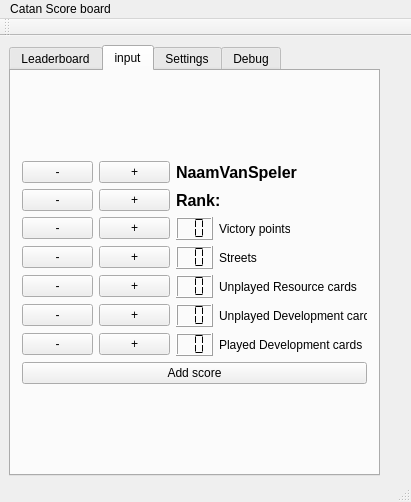
cdwijs/CatanScoreboard, file CatanScoreboard/mainwindow.ui: the form before one commit.
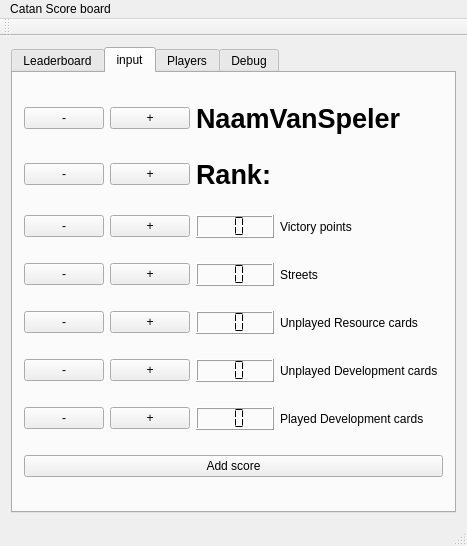
The form after the commit.

Commit message: form now jumps to leaderboard to show the new score

The edit to the form file:
```diff
--- a/CatanScoreboard/mainwindow.ui
+++ b/CatanScoreboard/mainwindow.ui
@@ -6,23 +6,17 @@
    <rect>
     <x>0</x>
     <y>0</y>
-    <width>411</width>
-    <height>502</height>
+    <width>467</width>
+    <height>526</height>
    </rect>
   </property>
   <property name="windowTitle">
    <string>MainWindow</string>
   </property>
   <widget class="QWidget" name="centralWidget">
+   <layout class="QGridLayout" name="gridLayout_4">
+    <item row="0" column="0">
    <widget class="QTabWidget" name="tabWidget">
-    <property name="geometry">
-     <rect>
-      <x>9</x>
-      <y>9</y>
-      <width>371</width>
-      <height>431</height>
-     </rect>
-    </property>
     <property name="sizePolicy">
      <sizepolicy hsizetype="Expanding" vsizetype="Expanding">
       <horstretch>0</horstretch>
@@ -56,7 +50,7 @@
      <attribute name="title">
       <string>input</string>
      </attribute>
-     <layout class="QVBoxLayout" name="verticalLayout_4">
+       <layout class="QHBoxLayout" name="horizontalLayout_2">
       <item>
        <layout class="QGridLayout" name="gridLayout">
         <item row="3" column="0">
@@ -184,7 +178,7 @@
          <widget class="QLabel" name="labelRank">
           <property name="font">
            <font>
-            <pointsize>12</pointsize>
+              <pointsize>20</pointsize>
             <weight>75</weight>
             <bold>true</bold>
            </font>
@@ -309,7 +303,7 @@
          <widget class="QLabel" name="labelPlayer">
           <property name="font">
            <font>
-            <pointsize>12</pointsize>
+              <pointsize>20</pointsize>
             <weight>75</weight>
             <bold>true</bold>
            </font>
@@ -325,7 +319,7 @@
     </widget>
     <widget class="QWidget" name="tab_3">
      <attribute name="title">
-      <string>Settings</string>
+        <string>Players</string>
      </attribute>
      <layout class="QHBoxLayout" name="horizontalLayout">
       <item>
@@ -461,13 +455,15 @@
      </layout>
     </widget>
    </widget>
+    </item>
+   </layout>
   </widget>
   <widget class="QMenuBar" name="menuBar">
    <property name="geometry">
     <rect>
      <x>0</x>
      <y>0</y>
-     <width>411</width>
+     <width>467</width>
      <height>21</height>
     </rect>
    </property>
```
Lines whose indentation alone changed are shown as unchanged. The commit also changes 1 other file.
